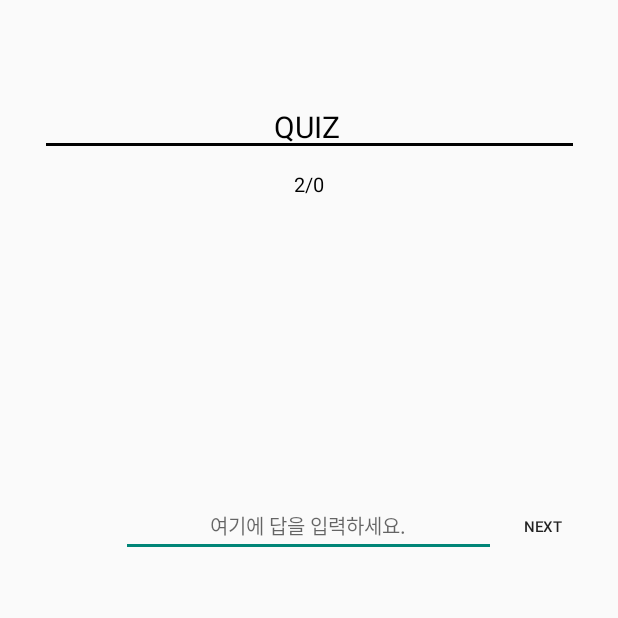
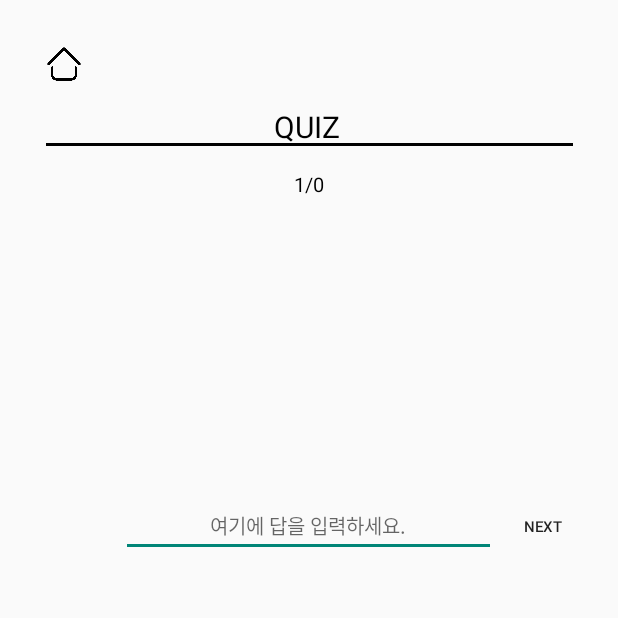
Before and after one commit to DahyeLee2232/WordDB, an Android app: the Quiz2 screen opened directly, with no data from a screen before it, after a tap on "NEXT", on a phone screen of 412 x 824 dp, the top half of it. Run offline under Robolectric (Android 15) with nearby library versions, the phone set to English and light mode, and no system bars; 4 statements that could not run were skipped.

Commit message:
yk file update

```diff
--- a/app/src/main/java/com/example/wordwallet/MyWordFragment.java
+++ b/app/src/main/java/com/example/wordwallet/MyWordFragment.java
@@ -76,6 +76,7 @@
                                     Cursor cursor = db.rawQuery("select * from wordlist order by rowid desc limit 1", null);
                                     cursor.moveToNext();
                                     wordLists.add(new ParentItem(cursor.getInt(0), cursor.getString(1)));
+                                    wordList.add(new ArrayList<>());
 
                                     db.close();
                                     adapter.notifyDataSetChanged();
--- a/app/src/main/java/com/example/wordwallet/Quiz2.java
+++ b/app/src/main/java/com/example/wordwallet/Quiz2.java
@@ -9,6 +9,7 @@
 import android.view.View;
 import android.widget.Button;
 import android.widget.EditText;
+import android.widget.ImageView;
 import android.widget.TextView;
 import android.widget.Toast;
 
@@ -19,12 +20,17 @@
 
 public class Quiz2 extends AppCompatActivity{
 
+    public void onBackPressed() {
+        //super.onBackPressed();
+    }
+
     Button question, nextBtn;
     EditText answer;
     TextView current;
     int correctCount = 0;
     MediaPlayer correct, incorrect;
     Cursor cursor;
+    ImageView home;
 
     ArrayList<ArrayList<String>> wordData  = new ArrayList<ArrayList<String>>();
 
@@ -49,7 +55,7 @@
 
         correct = MediaPlayer.create(this, R.raw.correct);
         incorrect = MediaPlayer.create(this, R.raw.incorrect);
-
+        home = findViewById(R.id.menu);
 
         Intent intent = getIntent();
         Listnumber = intent.getIntegerArrayListExtra("ListNumber");
@@ -86,6 +92,17 @@
         displayQuestion2(currentIndex);
 
 
+        home.setOnClickListener(new View.OnClickListener() {
+
+            @Override
+            public void onClick(View v) {
+                Intent intent = new Intent(Quiz2.this, WWmainActivity.class);
+                intent.putExtra("Quiz",1);
+                startActivity(intent);
+
+            }
+        });
+
         nextBtn.setOnClickListener(new View.OnClickListener(){
             @Override
             public void onClick(View v){
@@ -112,6 +129,10 @@
                         displayQuestion2(currentIndex);
                     }
 
+                }
+
+                if(answer.getText().toString().length()==0){
+                    Toast.makeText(Quiz2.this,"답을 입력해주세요",Toast.LENGTH_SHORT).show();
                 }
 
                 else{ //오답 -> 오답 Toast 띄우고 answer 초기화 및 wrongData에 저장
--- a/app/src/main/java/com/example/wordwallet/QuizResult.java
+++ b/app/src/main/java/com/example/wordwallet/QuizResult.java
@@ -17,6 +17,10 @@
 import java.util.HashMap;
 
 public class QuizResult extends AppCompatActivity {
+
+    public void onBackPressed() {
+        //super.onBackPressed();
+    }
 
     TextView correct, total;
     ListView Review;
--- a/app/src/main/res/layout/activity_quiz1.xml
+++ b/app/src/main/res/layout/activity_quiz1.xml
@@ -10,9 +10,7 @@
         android:layout_width="25dp"
         android:layout_height="25dp"
         android:contentDescription="@string/Stringimg"
-        android:src="@drawable/user"
-        android:alpha="0"/>
-
+        android:src="@drawable/home" />
 
 
     <TextView
--- a/app/src/main/res/layout/activity_quiz2.xml
+++ b/app/src/main/res/layout/activity_quiz2.xml
@@ -9,8 +9,7 @@
         android:id="@+id/menu"
         android:layout_width="25dp"
         android:layout_height="25dp"
-        android:src="@drawable/user"
-        android:alpha="0"/>
+        android:src="@drawable/home" />
 
 
     <TextView
```
Also changed, not shown: app/src/main/java/com/example/wordwallet/Quiz1.java (+26 -0 lines), app/src/main/java/com/example/wordwallet/Quiz1_retry.java (+15 -1 lines), app/src/main/java/com/example/wordwallet/Quiz2_retry.java (+21 -0 lines), app/src/main/res/drawable-v24/home.png (added), app/src/main/res/drawable-v24/user.png (added).
